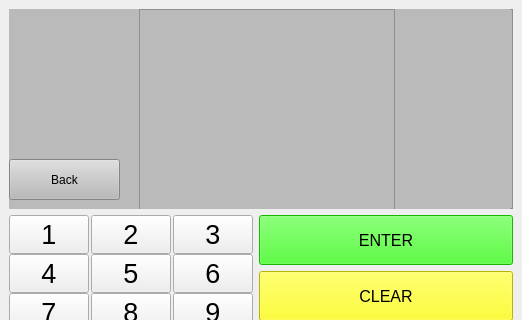
First picture: the form in bank-automat/mainwindow.ui, repository JohWid1/BankSimulRyhmatyo, before the edit; both pictures show x 0 to 522 and y 0 to 320 of the 522 by 546 pixel window.
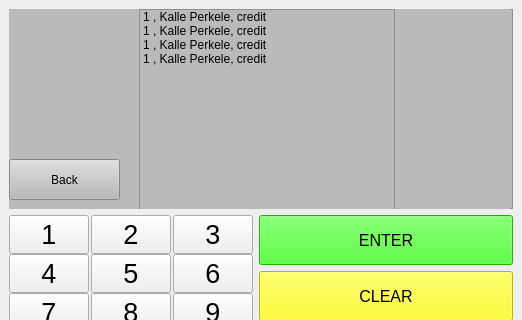
Second picture: the form after the edit. The open tabs and pages were chosen to show the change.

Diff of the .ui file:
```diff
--- a/bank-automat/mainwindow.ui
+++ b/bank-automat/mainwindow.ui
@@ -612,6 +612,26 @@
                <height>201</height>
               </rect>
              </property>
+             <item>
+              <property name="text">
+               <string>1 , Kalle Perkele, credit</string>
+              </property>
+             </item>
+             <item>
+              <property name="text">
+               <string>1 , Kalle Perkele, credit</string>
+              </property>
+             </item>
+             <item>
+              <property name="text">
+               <string>1 , Kalle Perkele, credit</string>
+              </property>
+             </item>
+             <item>
+              <property name="text">
+               <string>1 , Kalle Perkele, credit</string>
+              </property>
+             </item>
             </widget>
            </widget>
           </widget>
```
Left out of the diff: 2 changed lines with no effect on the pictures.
